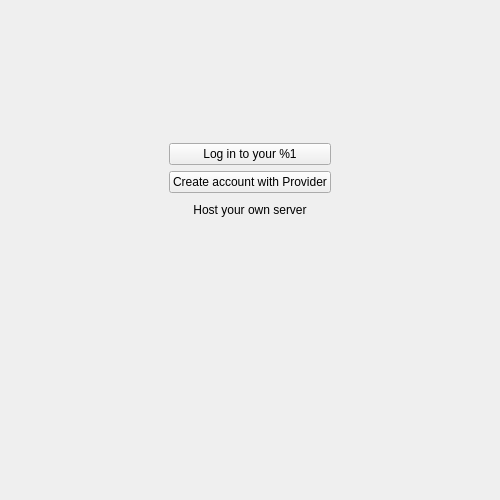
This is src/gui/wizard/welcomepage.ui in arifulislamat/nextcloud-desktop-sync as Qt 5 draws it before an edit. The edited form follows.
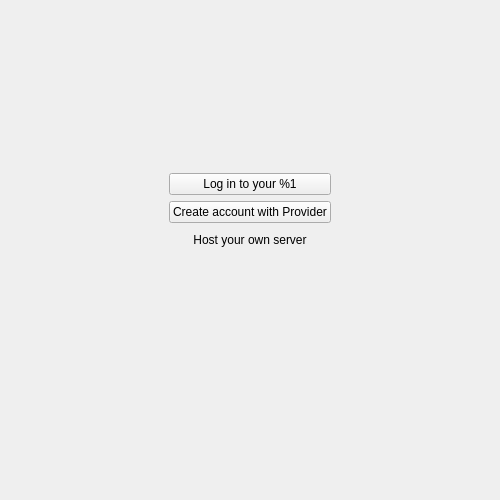
This is the edited form. Custom widgets are drawn as their Qt base class.

```diff
--- a/src/gui/wizard/welcomepage.ui
+++ b/src/gui/wizard/welcomepage.ui
@@ -31,7 +31,7 @@
      <property name="sizeHint" stdset="0">
       <size>
        <width>20</width>
-       <height>40</height>
+       <height>80</height>
       </size>
      </property>
     </spacer>
```
